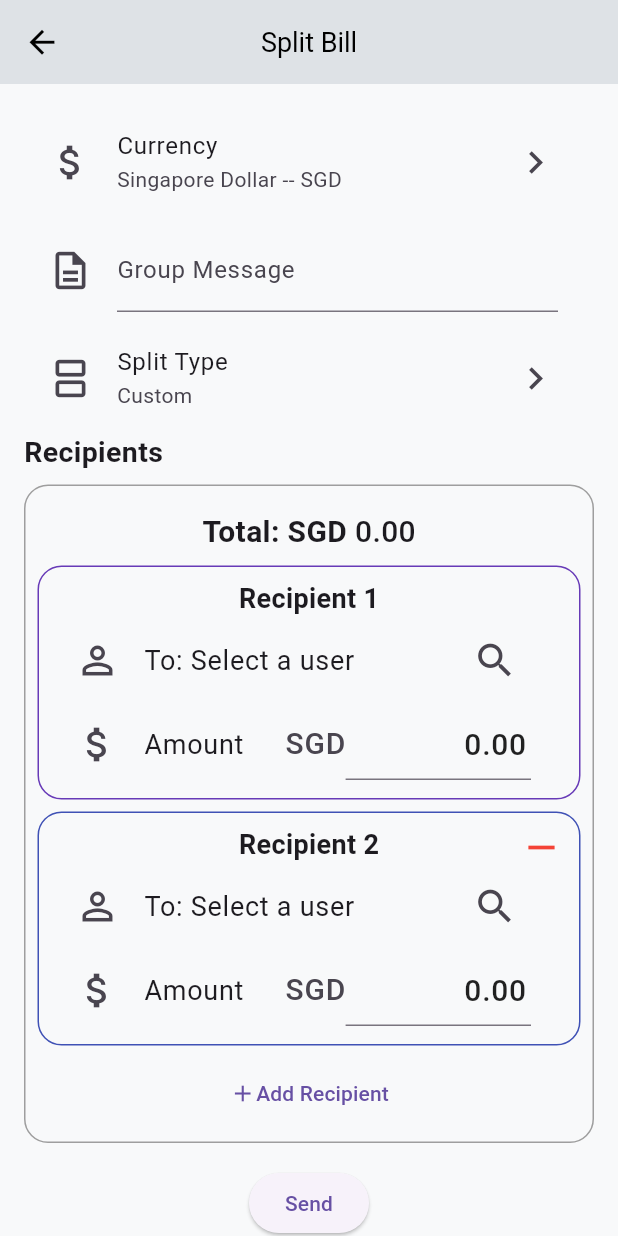
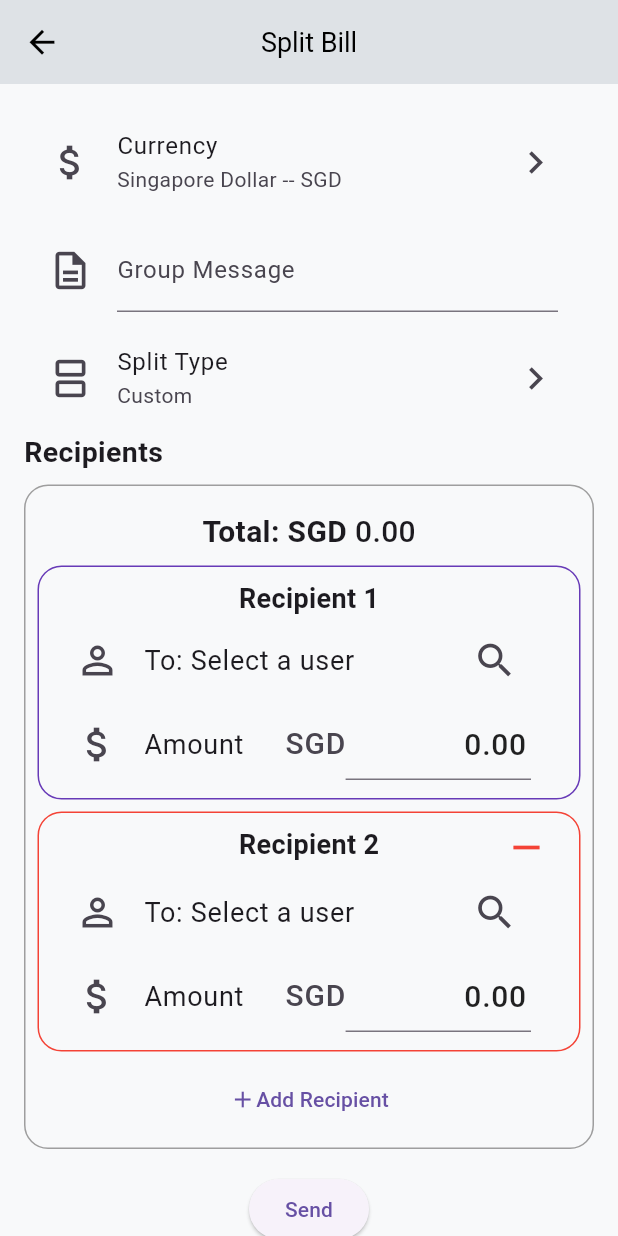
Before and after one commit to Beastarz/money_minder, a Flutter app: the SplitBillPage screen opened directly, after a tap on "Add Recipient", on a phone screen of 412 x 824 dp. Run offline on Flutter 3.47's test engine with Material 3 defaults, Android fonts, the phone set to English and light mode, and no system bars; our stand-ins replace cloud_firestore, csv, dashed_circular_progress_bar, date_format, dotted_border, draggable_home and 18 more; missing offline and left inert: docx_to_text, flutter_screen_lock; accounts and stored records are empty.

Commit message:
fix display error on manage request page, default currency of the request page will be the main currency of the application

```diff
--- a/lib/components/input_form_sheet/input_keyboard.dart
+++ b/lib/components/input_form_sheet/input_keyboard.dart
@@ -2,7 +2,6 @@
 import 'package:date_format/date_format.dart';
 import 'package:flutter/material.dart';
 import 'package:money_minder/components/budget_page/budget_settings_page.dart';
-import 'package:money_minder/components/categories_page/category_helper.dart';
 import 'package:money_minder/components/input_form_sheet/input_keyboard_button.dart';
 import 'package:money_minder/components/input_form_sheet/reverse_ellipsis_text.dart';
 import 'package:money_minder/components/calendar_bar/period_bottom_sheet.dart';
--- a/lib/components/request/request_details_dialog.dart
+++ b/lib/components/request/request_details_dialog.dart
@@ -80,7 +80,7 @@ class RequestDetailsDialog extends StatelessWidget {
               mainAxisSize: MainAxisSize.min,
               crossAxisAlignment: CrossAxisAlignment.center,
               children: [
-                Flexible(child: Text(request.sender.phoneNumber, style: TextStyle(fontSize: 18, fontWeight: FontWeight.w400),)),
+                Flexible(child: Text(request.receiver.phoneNumber, style: TextStyle(fontSize: 18, fontWeight: FontWeight.w400),)),
                 Flexible(
                   child: SizedBox(
                     height: 30,
--- a/lib/pages/online_pages/request_pages/split_bill_page.dart
+++ b/lib/pages/online_pages/request_pages/split_bill_page.dart
@@ -8,6 +8,7 @@ import '../../../firestore_repositories/transaction_request_repositories.dart';
 import '../../../firestore_repositories/users_repositories.dart';
 import '../../../models/currency.dart';
 import '../../../models/online/transaction_request.dart';
+import '../../../repositories/currency_repositories.dart';
 import '../../../utils/app_message.dart';
 
 enum SplitType {
@@ -33,13 +34,14 @@ class _SplitBillPageState extends State<SplitBillPage> {
 
   Currency _currency = Currency.of('sgd');
   final List<Currency> _currencies = Currency.currencies;
-  final List<Color> _borderColors = [Colors.deepPurple, Colors.indigo, Colors.red, Colors.green, Colors.blue, Colors.yellow, Colors.orange,];
+  final List<Color> _borderColors = [Colors.deepPurple, Colors.red, Colors.indigo, Colors.green, Colors.blue, Colors.pink, Colors.orange,];
 
   bool _isLoading = false;
 
   @override
   void initState() {
     super.initState();
+    _fetchMainCurrency();
     final amountController = TextEditingController(text: '0.00');
     amountController.addListener(calculateTotal);
     _amountControllers.add(amountController);
@@ -142,6 +144,14 @@ class _SplitBillPageState extends State<SplitBillPage> {
   }
 
   void onUsernameSelection(model.User user, int index) => setState(() => _users[index] = user);
+
+  void _fetchMainCurrency() async {
+    final res = await CurrencyRepositories.instance.getMainCurrency();
+    setState(() {
+      _currency = res;
+    });
+  }
+
 
   @override
   Widget build(BuildContext context) {
@@ -300,8 +310,8 @@ class _SplitBillPageState extends State<SplitBillPage> {
                                           child: Padding(
                                             padding: EdgeInsets.fromLTRB(0, 0, 12, 0),
                                             child: SizedBox(
-                                              width: 20,
-                                              height: 20,
+                                              width: 30,
+                                              height: 30,
                                               child: IconButton(
                                                 color: Colors.red,
                                                 padding: EdgeInsets.all(0),
@@ -317,7 +327,7 @@ class _SplitBillPageState extends State<SplitBillPage> {
                                                     calculateSplit();
                                                   }
                                                 },
-                                                icon: Icon(Icons.remove),
+                                                icon: Icon(Icons.remove, size: 30,),
                                               ),
                                             ),
                                           ),
```
Also changed, not shown: lib/pages/online_pages/request_pages/ask_money_request.dart (+10 -1 lines), lib/pages/online_pages/request_pages/manage_requests_page.dart (+8 -5 lines), lib/pages/online_pages/request_pages/send_money_page.dart (+10 -0 lines).
